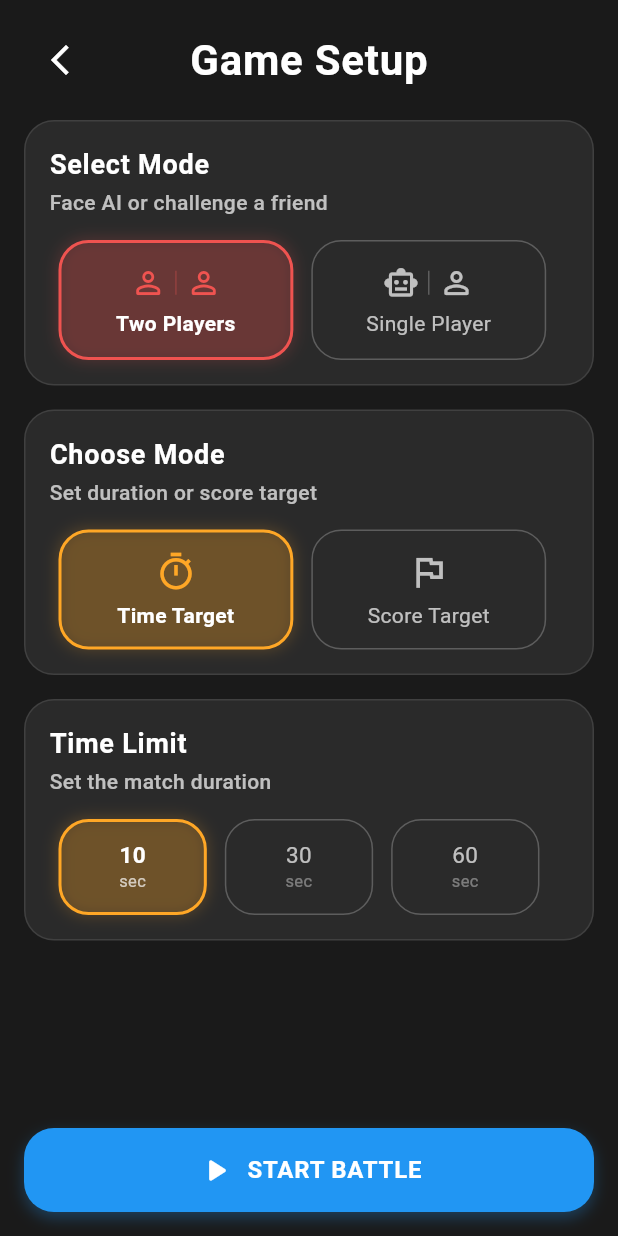
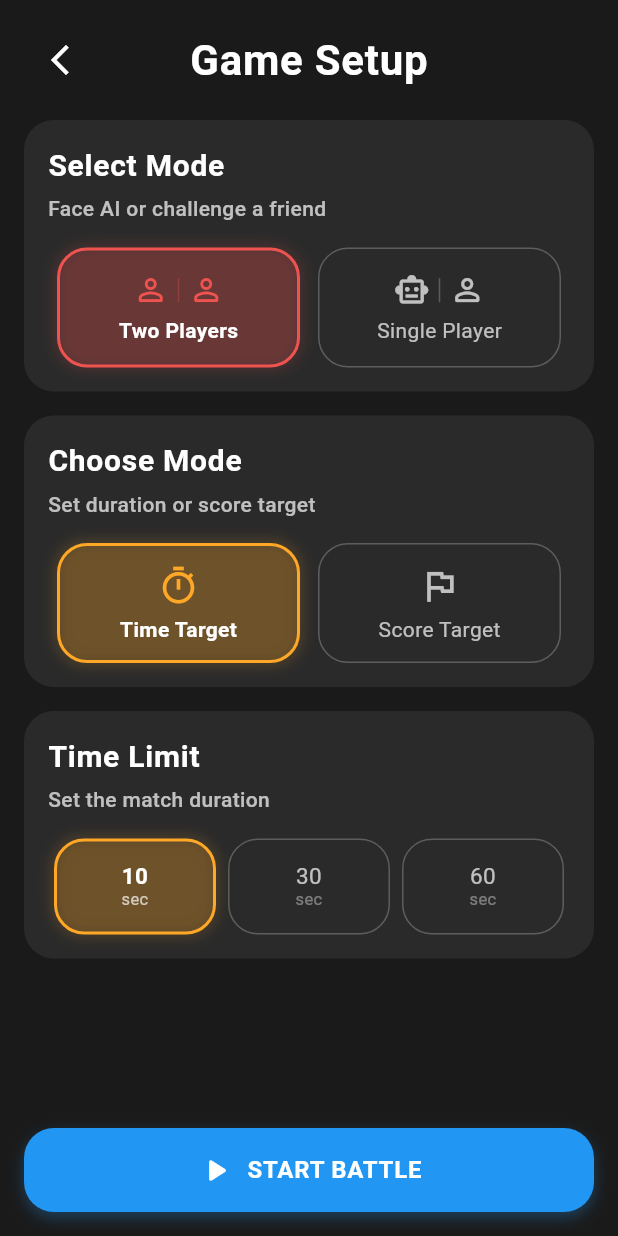
Before and after one commit to mustafaberat/click-battle-game, a Flutter app: the ModeSelectionScreen screen opened by its route, on a phone screen of 412 x 824 dp. Run offline on Flutter 3.47's test engine with Material 3 defaults, Android fonts, the phone set to English and light mode, and no system bars; our stand-ins replace just_audio, shared_preferences; accounts and stored records are empty.

Commit message:
redesign mode selection and shirnk tests

```diff
--- a/lib/screens/mode_selection/mode_selection_screen.dart
+++ b/lib/screens/mode_selection/mode_selection_screen.dart
@@ -64,13 +64,19 @@ class _ModeSelectionScreenState extends State<ModeSelectionScreen> {
                     icon: Icon(Icons.arrow_back_ios_new, color: AppColors.white),
                     onPressed: () => Navigator.pop(context),
                   ),
-                  const Spacer(),
-                  Text(
+                  Expanded(
+                    child: Center(
+                      child: FittedBox(
+                        fit: BoxFit.scaleDown,
+                        child: Text(
                           localizationService.getText('gameSetup'),
                           style: AppTextStyles.heading(context),
+                          textAlign: TextAlign.center,
                         ),
-                  const Spacer(),
-                  SizedBox(width: 48),
+                      ),
+                    ),
+                  ),
+                  SizedBox(width: 48), // Same width as back button for symmetry
                 ],
               ),
             ),
@@ -204,23 +210,13 @@ class _ModeSelectionScreenState extends State<ModeSelectionScreen> {
       decoration: BoxDecoration(
         color: AppColors.cardBackground,
         borderRadius: BorderRadius.circular(AppDimensions.borderRadiusLarge),
-        border: Border.all(
-          color: Colors.white.withOpacity(0.1),
-          width: 1,
-        ),
       ),
       child: Column(
         crossAxisAlignment: CrossAxisAlignment.start,
         children: [
-          Text(title, style: AppTextStyles.title(context).copyWith(
-            fontSize: 18,
-            fontWeight: FontWeight.bold,
-          )),
+          Text(title, style: AppTextStyles.title(context)),
           SizedBox(height: 4),
-          Text(subtitle, style: AppTextStyles.caption(context).copyWith(
-            color: Colors.white70,
-            height: 1.2,
-          )),
+          Text(subtitle, style: AppTextStyles.caption(context)),
           SizedBox(height: AppDimensions.paddingMedium),
           child,
         ],
@@ -229,16 +225,14 @@ class _ModeSelectionScreenState extends State<ModeSelectionScreen> {
   }
 
   Widget _buildOptionRow(List<Widget> children) {
-    return SingleChildScrollView(
-      scrollDirection: Axis.horizontal,
-      physics: NeverScrollableScrollPhysics(),
-      child: Row(
-        mainAxisAlignment: MainAxisAlignment.center,
-        children: children.map((child) => Padding(
+    return Row(
+      mainAxisAlignment: MainAxisAlignment.spaceBetween,
+      children: children.map((child) => Flexible(
+        child: Padding(
           padding: EdgeInsets.symmetric(horizontal: 2),
           child: child,
+        ),
       )).toList(),
-      ),
     );
   }
 
@@ -250,11 +244,10 @@ class _ModeSelectionScreenState extends State<ModeSelectionScreen> {
     required VoidCallback onTap,
     required Color color,
   }) {
-    final screenWidth = MediaQuery.of(context).size.width;
     return GestureDetector(
       onTap: onTap,
       child: Container(
-        width: screenWidth * 0.38,
+        width: double.infinity,
         height: 80,
         margin: EdgeInsets.symmetric(horizontal: 4),
         decoration: BoxDecoration(
@@ -272,37 +265,57 @@ class _ModeSelectionScreenState extends State<ModeSelectionScreen> {
             ),
           ] : null,
         ),
+        child: Padding(
+          padding: EdgeInsets.symmetric(horizontal: 8),
           child: Column(
             mainAxisAlignment: MainAxisAlignment.center,
             children: [
               if (secondaryIcon != null)
-              Row(
+                FittedBox(
+                  child: Row(
                     mainAxisAlignment: MainAxisAlignment.center,
+                    mainAxisSize: MainAxisSize.min,
                     children: [
-                  Icon(icon, color: isSelected ? color : Colors.white70, size: 24),
+                      Icon(
+                        icon,
+                        color: isSelected ? color : Colors.white70,
+                        size: MediaQuery.of(context).size.width < 300 ? 20 : 24
+                      ),
                       Container(
-                    margin: EdgeInsets.symmetric(horizontal: 6),
+                        margin: EdgeInsets.symmetric(horizontal: MediaQuery.of(context).size.width < 300 ? 4 : 6),
                         height: 16,
                         width: 1,
                         color: isSelected ? color.withOpacity(0.3) : Colors.white24,
                       ),
-                  Icon(secondaryIcon, color: isSelected ? color : Colors.white70, size: 24),
+                      Icon(
+                        secondaryIcon,
+                        color: isSelected ? color : Colors.white70,
+                        size: MediaQuery.of(context).size.width < 300 ? 20 : 24
+                      ),
                     ],
+                  ),
                 )
               else
-              Icon(icon, color: isSelected ? color : Colors.white70, size: 28),
-            SizedBox(height: 8),
-            Text(
+                Icon(
+                  icon,
+                  color: isSelected ? color : Colors.white70,
+                  size: MediaQuery.of(context).size.width < 300 ? 24 : 28
+                ),
+              SizedBox(height: MediaQuery.of(context).size.width < 300 ? 6 : 8),
+              FittedBox(
+                child: Text(
                   text,
                   textAlign: TextAlign.center,
                   style: TextStyle(
                     color: isSelected ? Colors.white : Colors.white70,
-                fontSize: 14,
+                    fontSize: MediaQuery.of(context).size.width < 300 ? 12 : 14,
                     fontWeight: isSelected ? FontWeight.bold : FontWeight.normal,
                     height: 1.1,
                   ),
                 ),
+              ),
             ],
+          ),
         ),
       ),
     );
@@ -315,13 +328,12 @@ class _ModeSelectionScreenState extends State<ModeSelectionScreen> {
     required Color color,
     int? stars,
   }) {
-    final screenWidth = MediaQuery.of(context).size.width;
     return GestureDetector(
       onTap: onTap,
       child: Container(
-        width: screenWidth * 0.24,
+        width: double.infinity,
         height: 64,
-        margin: EdgeInsets.symmetric(horizontal: 4),
+        margin: EdgeInsets.symmetric(horizontal: 2),
         decoration: BoxDecoration(
           color: isSelected ? color.withOpacity(0.15) : AppColors.cardBackground,
           borderRadius: BorderRadius.circular(AppDimensions.borderRadiusLarge),
@@ -337,6 +349,8 @@ class _ModeSelectionScreenState extends State<ModeSelectionScreen> {
             ),
           ] : null,
         ),
+        child: Padding(
+          padding: EdgeInsets.symmetric(horizontal: 4),
           child: Column(
             mainAxisAlignment: MainAxisAlignment.center,
             children: [
@@ -351,22 +365,28 @@ class _ModeSelectionScreenState extends State<ModeSelectionScreen> {
                     height: 1.1,
                   ),
                 ),
-              SizedBox(height: 6),
-              Row(
+                SizedBox(height: 4),
+                FittedBox(
+                  child: Row(
                     mainAxisAlignment: MainAxisAlignment.center,
+                    mainAxisSize: MainAxisSize.min,
                     children: List.generate(
                       stars,
                       (index) => Padding(
-                    padding: EdgeInsets.symmetric(horizontal: 1),
+                        padding: EdgeInsets.symmetric(horizontal: 0.5),
                         child: Icon(
                           Icons.star_rounded,
                           color: isSelected ? color : Colors.white38,
-                      size: 16,
+                          size: MediaQuery.of(context).size.width < 300 ? 12 : 14,
+                        ),
                       ),
                     ),
                   ),
                 ),
               ] else ...[
+                Column(
+                  mainAxisSize: MainAxisSize.min,
+                  children: [
                     Text(
                       text.split(' ')[0],
                       textAlign: TextAlign.center,
@@ -377,7 +397,6 @@ class _ModeSelectionScreenState extends State<ModeSelectionScreen> {
                         height: 1.1,
                       ),
                     ),
-              SizedBox(height: 2),
                     Text(
                       text.split(' ')[1],
                       textAlign: TextAlign.center,
@@ -389,7 +408,10 @@ class _ModeSelectionScreenState extends State<ModeSelectionScreen> {
                       ),
                     ),
                   ],
+                ),
               ],
+            ],
+          ),
         ),
       ),
     );
```
Also changed, not shown: 1 other file. Lines whose indentation alone changed are shown as unchanged.
